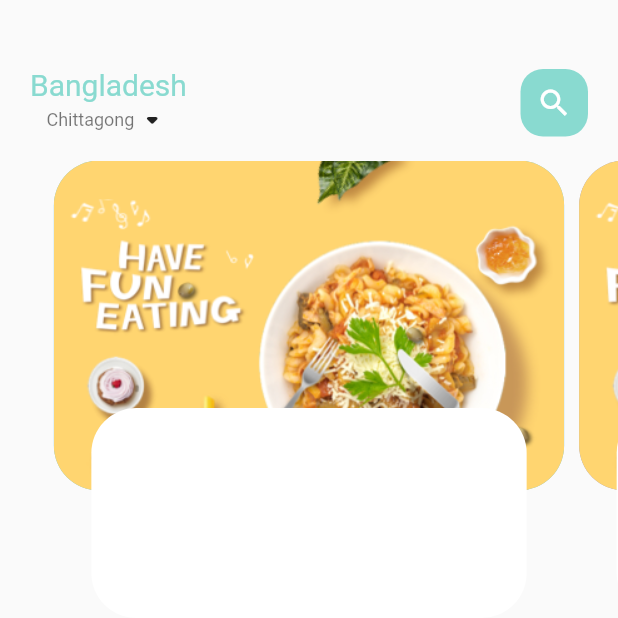
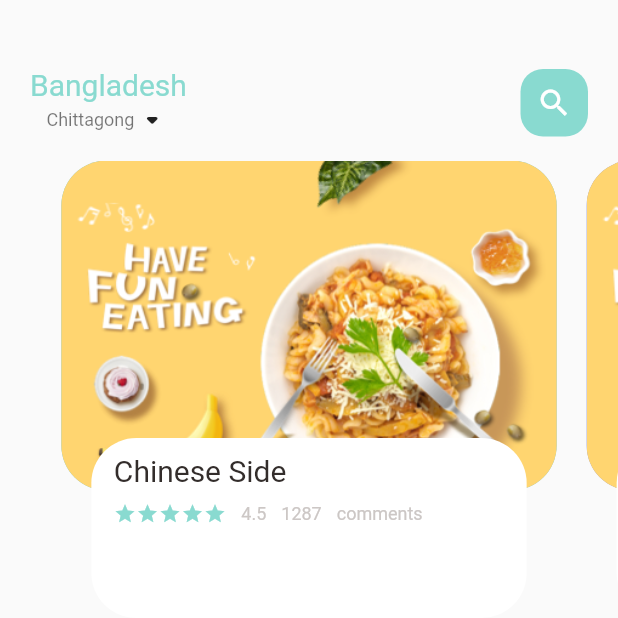
Before and after one commit to akramul47/fooddelivery, a Flutter app: the screen it shows after launch, on a phone screen of 412 x 824 dp, the top half of it. Run offline on Flutter 3.47's test engine with Material 2 defaults, Android fonts, the phone set to English and light mode, and no system bars.

Commit message:
food_page_body

```diff
--- a/lib/home/food_page_body.dart
+++ b/lib/home/food_page_body.dart
@@ -1,5 +1,8 @@
 import 'package:flutter/cupertino.dart';
 import 'package:flutter/material.dart';
+import 'package:fooddelivery/utils/colors.dart';
+import 'package:fooddelivery/widgets/big_text.dart';
+import 'package:fooddelivery/widgets/small_text.dart';
 
 class FoodPageBody extends StatefulWidget {
   const FoodPageBody({Key? key}) : super(key: key);
@@ -29,7 +32,7 @@ class _FoodPageBodyState extends State<FoodPageBody> {
       children: [
         Container(
       height: 220,
-      margin: EdgeInsets.only(left: 5, right: 5),
+      margin: EdgeInsets.only(left: 10, right: 10),
       decoration: BoxDecoration(
           borderRadius: BorderRadius.circular(30),
           color: index.isEven ? Color(0xFF69c5df) : Color(0xFF9294cc),
@@ -39,7 +42,7 @@ class _FoodPageBodyState extends State<FoodPageBody> {
     Align(
       alignment: Alignment.bottomCenter,
       child: Container(
-        height: 140,
+        height: 120,
         margin: EdgeInsets.only(left: 30, right: 30, bottom: 15),
         decoration: BoxDecoration(
             borderRadius: BorderRadius.circular(30),
@@ -47,6 +50,28 @@ class _FoodPageBodyState extends State<FoodPageBody> {
 
 
       ),
+      child: Container(
+        padding: EdgeInsets.only(top: 10, left: 15, right: 15),
+        child: Column(
+          crossAxisAlignment: CrossAxisAlignment.start,
+          children: [
+          BigText(text: "Chinese Side"),
+          SizedBox(height: 10,),
+          Row(children: [
+            Wrap(
+              children: List.generate(5, (index) {return Icon(Icons.star,
+              color: AppColors.mainColor,size: 15,);}),
+            ),
+            SizedBox(width: 10,),
+            SmallText(text: "4.5"),
+            SizedBox(width: 10,),
+            SmallText(text: "1287"),
+            SizedBox(width: 10,),
+            SmallText(text: "comments"),
+
+          ],)
+        ]),
+      ),
     ),
     ),
       ],
--- a/lib/home/main_food_page.dart
+++ b/lib/home/main_food_page.dart
@@ -7,7 +7,7 @@ import 'package:fooddelivery/widgets/small_text.dart';
 import 'food_page_body.dart';
 
 class MainFoodPage extends StatefulWidget {
-  const MainFoodPage({ Key? key }) : super(key: key);
+  const MainFoodPage({Key? key}) : super(key: key);
 
   @override
   State<MainFoodPage> createState() => _MainFoodPageState();
@@ -27,7 +27,10 @@ class _MainFoodPageState extends State<MainFoodPage> {
               children: [
                 Column(
                   children: [
-                BigText(text: "Bangladesh", color: AppColors.mainColor,),
+                    BigText(
+                      text: "Bangladesh",
+                      color: AppColors.mainColor,
+                    ),
                     Row(
                       children: [
                         SmallText(text: "Chittagong", color: Colors.black54),
@@ -40,8 +43,10 @@ class _MainFoodPageState extends State<MainFoodPage> {
                   child: Container(
                     width: 45,
                     height: 45,
-                child: Icon(Icons.search,
-                color: Colors.white,),
+                    child: Icon(
+                      Icons.search,
+                      color: Colors.white,
+                    ),
                     decoration: BoxDecoration(
                       borderRadius: BorderRadius.circular(15),
                       color: AppColors.mainColor,
@@ -51,7 +56,8 @@ class _MainFoodPageState extends State<MainFoodPage> {
               ],
             ),
           ),
-        FoodPageBody(),],
+          FoodPageBody(),
+        ],
       ),
     );
   }
```
Also changed, not shown: lib/main.dart (+0 -85 lines). Lines whose indentation alone changed are shown as unchanged.
